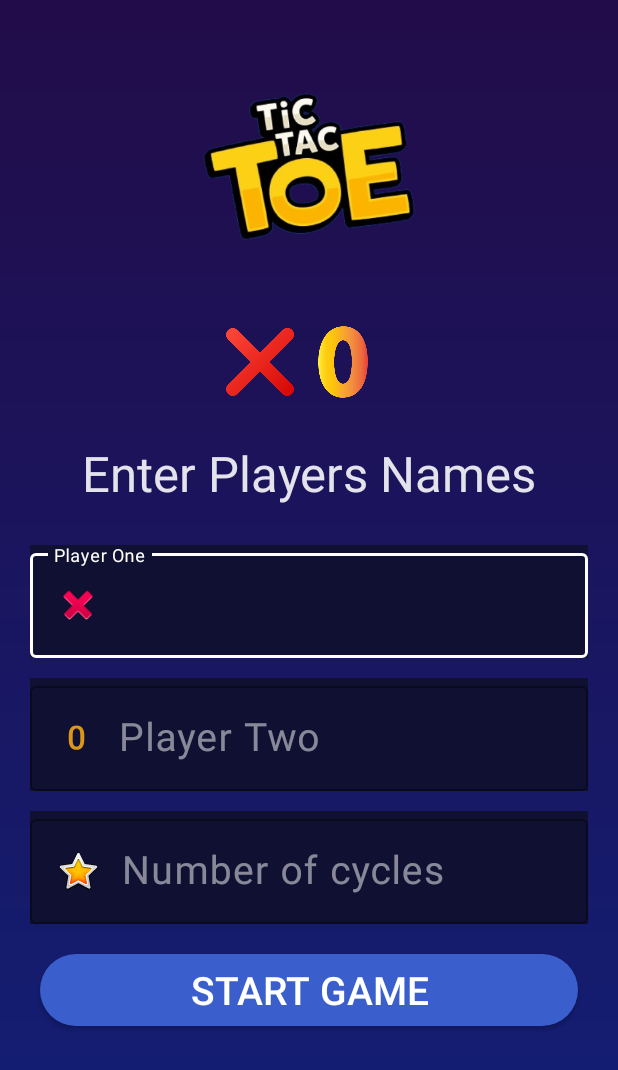
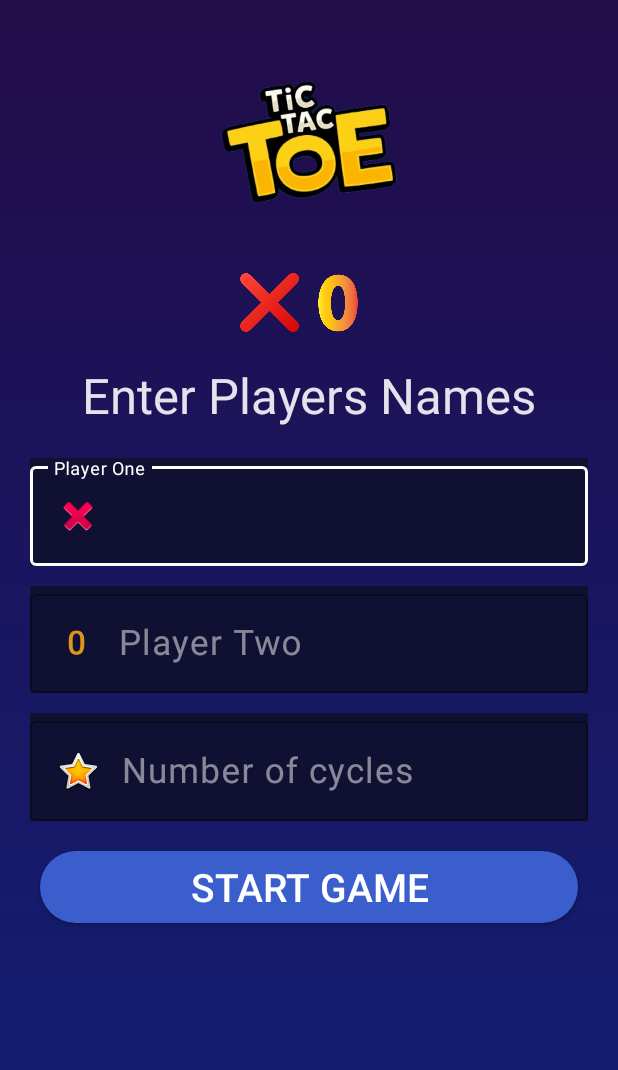
Before and after one commit to info-kareemmohamed/Tic-Tac-Toe-game, an Android app: the Multiplayer screen opened directly, with no data from a screen before it, on a phone screen of 412 x 824 dp. Shown: the top 1070 px of the screen. Run offline under Robolectric (Android 15) with nearby library versions, the phone set to English and light mode, and no system bars; our stand-ins replace sdp/ssp sizes.

Commit message:
Number of cycles in Multiplayer screen

```diff
--- a/app/src/main/java/com/example/tic_tac_toe_game/ui/Multiplayer.kt
+++ b/app/src/main/java/com/example/tic_tac_toe_game/ui/Multiplayer.kt
@@ -22,6 +22,7 @@ class Multiplayer : AppCompatActivity() {
             intent = Intent(this, TicTacToe::class.java)
             intent.putExtra("nameOne",binding.MultiplePlayersNamePlayerOne.text.toString())
             intent.putExtra("nameTwo",binding.MultiplePlayersNamePlayerTwo.text.toString())
+            intent.putExtra("numberOfCycles",binding.MultiplePlayersNumberOfCycles.text.toString())
             startActivity(intent)
         }
     }
--- a/app/src/main/res/layout/activity_multiplayer.xml
+++ b/app/src/main/res/layout/activity_multiplayer.xml
@@ -11,7 +11,7 @@
 
     <ImageView
         android:layout_width="wrap_content"
-        android:layout_height="@dimen/_150sdp"
+        android:layout_height="@dimen/_125sdp"
         android:src="@drawable/main_ba" />
 
     <LinearLayout
@@ -21,13 +21,13 @@
         android:orientation="horizontal">
 
         <ImageView
-            android:layout_width="@dimen/_35sdp"
-            android:layout_height="@dimen/_35sdp"
+            android:layout_width="@dimen/_30sdp"
+            android:layout_height="@dimen/_30sdp"
             android:src="@drawable/close" />
 
         <ImageView
-            android:layout_width="@dimen/_50sdp"
-            android:layout_height="@dimen/_50sdp"
+            android:layout_width="@dimen/_40sdp"
+            android:layout_height="@dimen/_40sdp"
             android:src="@drawable/zero" />
 
     </LinearLayout>
@@ -35,7 +35,7 @@
     <TextView
         android:layout_width="match_parent"
         android:layout_height="wrap_content"
-        android:layout_margin="@dimen/_15sdp"
+        android:layout_margin="@dimen/_10sdp"
         android:gravity="center"
         android:text="Enter Players Names"
         android:textColor="#E1FFFFFF"
@@ -59,7 +59,7 @@
             android:drawablePadding="@dimen/_10sdp"
             android:maxLines="1"
             android:textColor="@color/white"
-            android:textSize="@dimen/_20ssp" />
+            android:textSize="@dimen/_18ssp" />
 
     </com.google.android.material.textfield.TextInputLayout>
 
@@ -83,7 +83,7 @@
             android:drawableLeft="@drawable/zero_30"
             android:drawablePadding="@dimen/_10sdp"
             android:textColor="@color/white"
-            android:textSize="@dimen/_20ssp" />
+            android:textSize="@dimen/_18ssp" />
 
 
 
@@ -105,10 +105,11 @@
             android:layout_width="match_parent"
             android:layout_height="wrap_content"
             android:maxLines="1"
+            android:inputType="number"
             android:drawableLeft="@android:drawable/btn_star_big_on"
             android:drawablePadding="@dimen/_10sdp"
             android:textColor="@color/white"
-            android:textSize="@dimen/_20ssp" />
+            android:textSize="@dimen/_18ssp"  />
 
 
 
```
Also changed, not shown: app/src/main/java/com/example/tic_tac_toe_game/CustomDialog.kt (+14 -2 lines), app/src/main/java/com/example/tic_tac_toe_game/ui/TicTacToe.kt (+18 -3 lines).
